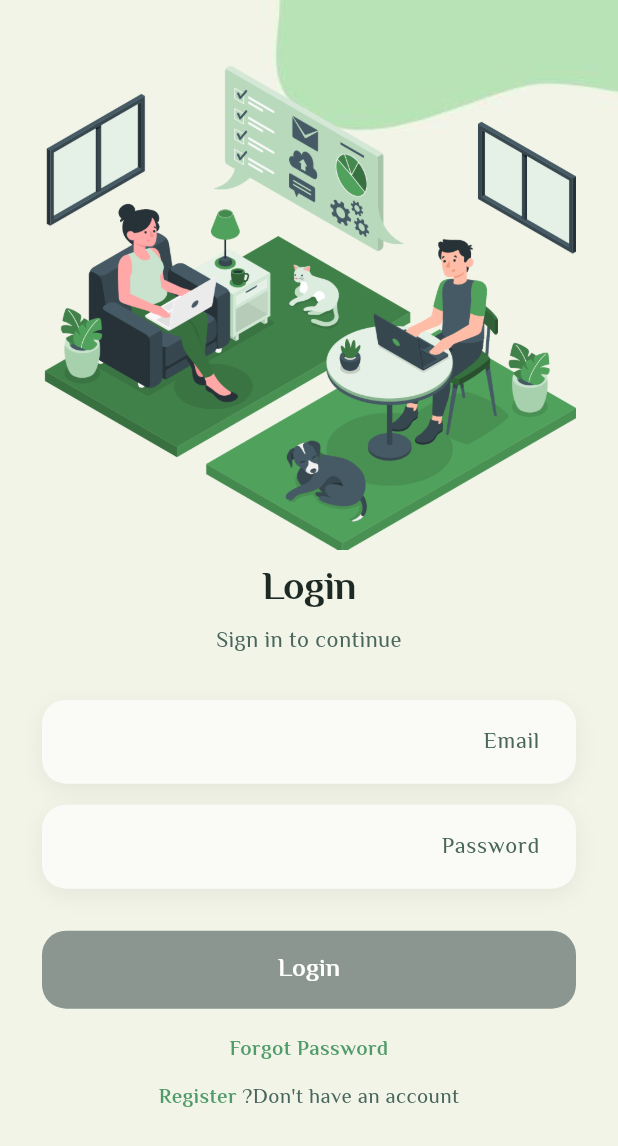
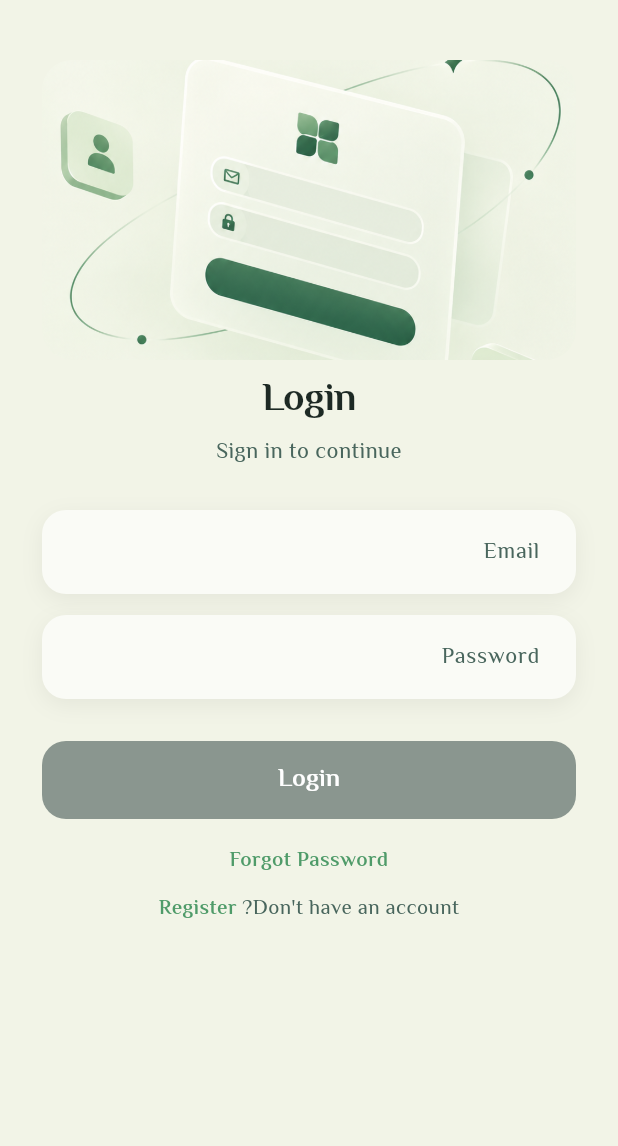
Before and after one commit to Ezel3815/soalix-mobile, a Flutter app: the screen it shows after launch, after a tap on "Skip", on a phone screen of 412 x 824 dp. Shown: the top 1146 px of the screen. Run offline on Flutter 3.47's test engine with Material 3 defaults, Android fonts, the phone set to English and light mode, and no system bars; our stand-ins replace cached_network_image, curved_navigation_bar, dio, file_picker, flutter_svg, flutter_widget_from_html_core and 13 more; missing offline and left inert: flex_color_picker; accounts and stored records are empty.

Commit message:
Update login.dart

```diff
--- a/lib/screens/Auth/login.dart
+++ b/lib/screens/Auth/login.dart
@@ -93,13 +93,7 @@ class _RegisterState extends State<Login> {
         Container(
           width: double.infinity,
           height: screenHeight,
-          decoration: const BoxDecoration(
-            color: AppColor.scaffoldBackgroundColor,
-            image: DecorationImage(
-              image: AssetImage('lib/assests/images/background_5.jpg'),
-              fit: BoxFit.fill,
-            ),
-          ),
+          color: AppColor.scaffoldBackgroundColor,
         ),
         Scaffold(
           backgroundColor: Colors.transparent,
@@ -113,8 +107,14 @@ class _RegisterState extends State<Login> {
                 crossAxisAlignment: CrossAxisAlignment.stretch,
                 children: [
                   const SizedBox(height: 40),
-                  Image.asset(
-                    "lib/assests/images/ddd.png",
+                  ClipRRect(
+                    borderRadius: BorderRadius.circular(20),
+                    child: Image.asset(
+                      "lib/assests/images/login_illustration.png",
+                      height: 200,
+                      width: double.infinity,
+                      fit: BoxFit.cover,
+                    ),
                   ),
                   const SizedBox(height: 8),
                   const Text(
```
